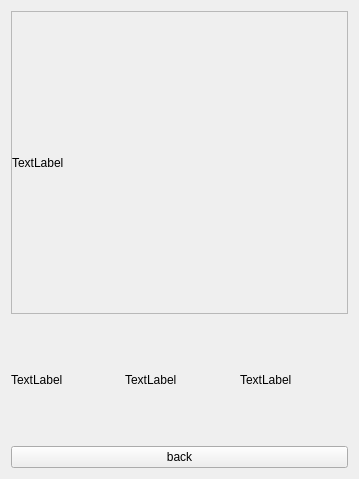
This is widget.ui in Pchelovec/stolenCat as Qt 5 draws it before an edit. The edited form follows.
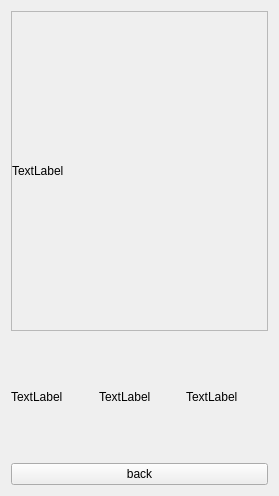
This is the edited form. Custom widgets are drawn as their Qt base class.

```diff
--- a/widget.ui
+++ b/widget.ui
@@ -6,8 +6,8 @@
    <rect>
     <x>0</x>
     <y>0</y>
-    <width>359</width>
-    <height>479</height>
+    <width>279</width>
+    <height>496</height>
    </rect>
   </property>
   <property name="windowTitle">
@@ -70,8 +70,8 @@
            <rect>
             <x>0</x>
             <y>0</y>
-            <width>339</width>
-            <height>302</height>
+            <width>259</width>
+            <height>319</height>
            </rect>
           </property>
           <layout class="QGridLayout" name="gridLayout_4">
```
